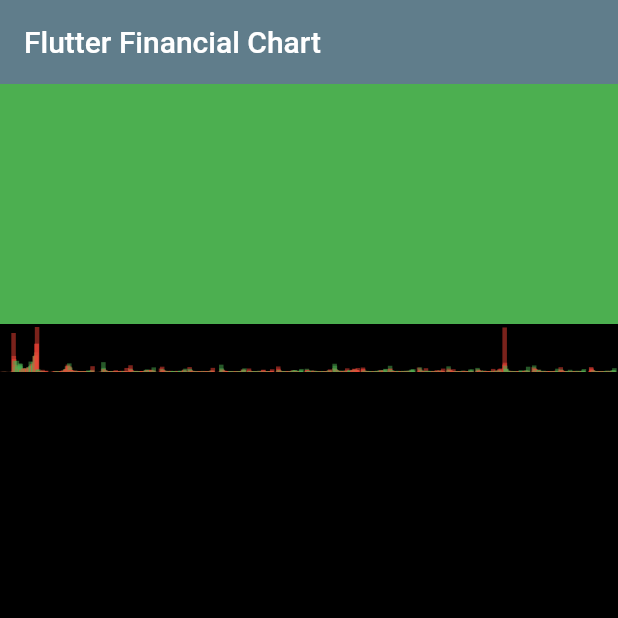
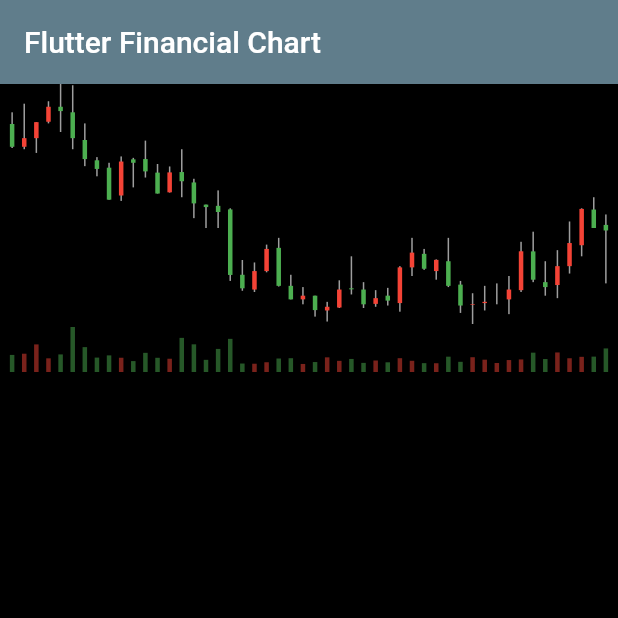
Before and after one commit to hamed-rezaee/flutter_financial_chart, a Flutter app: the screen it shows after launch, on a phone screen of 412 x 824 dp, the top half of it. Run offline on Flutter 3.47's test engine with Material 2 defaults, Android fonts, the light colour scheme and no system bars.

Commit message:
finalize line and candle chart painter

```diff
--- a/lib/data/models/candlestick_model.dart
+++ b/lib/data/models/candlestick_model.dart
@@ -2,6 +2,7 @@ import 'dart:convert';
 
 class CandleStickModel {
   CandleStickModel({
+    required this.time,
     required this.open,
     required this.high,
     required this.low,
@@ -9,8 +10,9 @@ class CandleStickModel {
     required this.volume,
   });
 
-  factory CandleStickModel.fromMap(Map<String, dynamic> json) =>
+  factory CandleStickModel.fromMap(DateTime time, Map<String, dynamic> json) =>
       CandleStickModel(
+        time: time,
         open: double.parse(json["open"]),
         high: double.parse(json["high"]),
         low: double.parse(json["low"]),
@@ -18,9 +20,10 @@ class CandleStickModel {
         volume: double.parse(json["volume"]),
       );
 
-  factory CandleStickModel.fromJson(String data) =>
-      CandleStickModel.fromMap(json.decode(data));
+  factory CandleStickModel.fromJson(DateTime time, String data) =>
+      CandleStickModel.fromMap(time, json.decode(data));
 
+  final DateTime time;
   final double open;
   final double high;
   final double low;
--- a/lib/data/models/time_series_model.dart
+++ b/lib/data/models/time_series_model.dart
@@ -6,20 +6,23 @@ import 'package:flutter_financial_chart/data/models/meta_data_model.dart';
 class TimeSeriesModel {
   TimeSeriesModel({
     required this.metaData,
-    required this.timeSeries,
+    required this.candles,
   });
 
   final MetaDataModel metaData;
-  final Map<String, CandleStickModel> timeSeries;
+  final List<CandleStickModel> candles;
 
   factory TimeSeriesModel.fromMap(Map<String, dynamic> json) => TimeSeriesModel(
         metaData: MetaDataModel.fromMap(json["Meta Data"]),
-        timeSeries: Map.from(json["time_series"]).map(
-          (key, value) => MapEntry<String, CandleStickModel>(
-            key,
-            CandleStickModel.fromMap(value),
-          ),
-        ),
+        candles: Map.from(json["time_series"])
+            .map(
+              (key, value) => MapEntry(
+                key,
+                CandleStickModel.fromMap(DateTime.parse(key), value),
+              ),
+            )
+            .values
+            .toList(),
       );
 
   factory TimeSeriesModel.fromJson(String data) =>
--- a/lib/data/repositories/base_repository.dart
+++ b/lib/data/repositories/base_repository.dart
@@ -4,5 +4,7 @@ abstract class BaseRepository {
   Future<TimeSeriesModel> fetchTimeSeries({
     required String symbol,
     required int interval,
+    int page,
+    int pageSize,
   });
 }
--- a/lib/data/repositories/mock_repository.dart
+++ b/lib/data/repositories/mock_repository.dart
@@ -8,10 +8,20 @@ class MockRepository implements BaseRepository {
   Future<TimeSeriesModel> fetchTimeSeries({
     String symbol = 'IBM',
     int interval = 5,
+    int page = 1,
+    int pageSize = 50,
   }) async {
-    String rowData = await rootBundle
-        .loadString('assets/mock_data/symbol_ibm/${interval}_min.json');
+    TimeSeriesModel timeSeries = TimeSeriesModel.fromJson(
+      await rootBundle
+          .loadString('assets/mock_data/symbol_ibm/${interval}_min.json'),
+    );
 
-    return TimeSeriesModel.fromJson(rowData);
+    return TimeSeriesModel(
+      metaData: timeSeries.metaData,
+      candles: timeSeries.candles.sublist(
+        (page - 1) * pageSize,
+        page * pageSize,
+      ),
+    );
   }
 }
--- a/lib/presentation/pages/home_page.dart
+++ b/lib/presentation/pages/home_page.dart
@@ -1,6 +1,7 @@
 import 'package:flutter/material.dart';
 import 'package:flutter_financial_chart/data/models/time_series_model.dart';
 import 'package:flutter_financial_chart/data/repositories/mock_repository.dart';
+import 'package:flutter_financial_chart/presentation/widgets/candle_chart/candle_chart_painter.dart';
 
 import 'package:flutter_financial_chart/presentation/widgets/line_chart/line_chart_painter.dart';
 
@@ -14,31 +15,38 @@ class HomePage extends StatelessWidget {
         backgroundColor: Colors.black,
         appBar: AppBar(elevation: 0, title: Text(title)),
         body: Center(
-          child: Column(
-            children: <Widget>[
-              Container(
-                height: 160,
-                color: Colors.green,
-              ),
-              const SizedBox(height: 2),
-              SizedBox(
-                height: 30,
           child: FutureBuilder<TimeSeriesModel>(
-                  future: MockRepository().fetchTimeSeries(),
+            future: MockRepository().fetchTimeSeries(page: 2, pageSize: 50),
             builder: (
               BuildContext context,
               AsyncSnapshot<TimeSeriesModel> snapshot,
             ) =>
-                      CustomPaint(
+                Column(
+              children: <Widget>[
+                SizedBox(
+                  width: double.infinity,
+                  height: 160,
+                  child: CustomPaint(
+                    size: Size.infinite,
+                    painter: CandleChartPainter(
+                      timeSeries: snapshot.data?.candles,
+                    ),
+                  ),
+                ),
+                const SizedBox(height: 2),
+                SizedBox(
+                  width: double.infinity,
+                  height: 30,
+                  child: CustomPaint(
                     size: Size.infinite,
                     painter: LineChartPainter(
-                      timeSeries: snapshot.data?.timeSeries,
-                    ),
+                      timeSeries: snapshot.data?.candles,
                     ),
                   ),
                 ),
               ],
             ),
           ),
+        ),
       );
 }
--- /dev/null
+++ b/lib/presentation/widgets/candle_chart/candle_chart_painter.dart
@@ -0,0 +1,92 @@
+import 'dart:math' as math;
+
+import 'package:flutter/material.dart';
+
+import 'package:flutter_financial_chart/data/models/candlestick_model.dart';
+import 'package:flutter_financial_chart/presentation/widgets/candle_chart/candle_model.dart';
+
+class CandleChartPainter extends CustomPainter {
+  CandleChartPainter({
+    this.timeSeries,
+    Paint? wickPaint,
+    Paint? gainPaint,
+    Paint? lossPaint,
+    double? wickWidth,
+    double? candleWidth,
+  })  : _wickPaint = wickPaint ?? Paint()
+          ..color = Colors.grey,
+        _gainPaint = gainPaint ?? Paint()
+          ..color = Colors.green,
+        _lossPaint = lossPaint ?? Paint()
+          ..color = Colors.red,
+        _wickWidth = wickWidth ?? 1,
+        _candleWidth = candleWidth ?? 3;
+
+  final List<CandleStickModel>? timeSeries;
+  final Paint _wickPaint;
+  final Paint _gainPaint;
+  final Paint _lossPaint;
+  final double _wickWidth;
+  final double _candleWidth;
+
+  @override
+  void paint(Canvas canvas, Size size) {
+    if (timeSeries == null) {
+      return;
+    }
+
+    final List<CandleModel> candles = _generateCandles(size);
+
+    for (final CandleModel candle in candles) {
+      canvas.drawRect(
+        Rect.fromLTRB(
+          candle.centerX - (_wickWidth / 2),
+          size.height - candle.wickHighY,
+          candle.centerX + (_wickWidth / 2),
+          size.height - candle.wickLowY,
+        ),
+        _wickPaint,
+      );
+
+      canvas.drawRect(
+        Rect.fromLTRB(
+            candle.centerX - (_candleWidth / 2),
+            size.height - candle.candleHighY,
+            candle.centerX + (_candleWidth / 2),
+            size.height - candle.candleLowY),
+        candle.candlePaint,
+      );
+    }
+  }
+
+  List<CandleModel> _generateCandles(Size size) {
+    final double pixelPerWidth = size.width / (timeSeries!.length + 1);
+    final double maxHigh =
+        timeSeries!.map((item) => item.high).reduce(math.max);
+    final double minLow = timeSeries!.map((item) => item.low).reduce(math.min);
+    final double pixelPerHigh = size.height / (maxHigh - minLow);
+
+    List<CandleModel> candles = [];
+
+    for (int i = 0; i < timeSeries!.length; i++) {
+      final CandleStickModel currentElement = timeSeries![i];
+      final bool isGain = currentElement.open < currentElement.close;
+
+      candles.add(
+        CandleModel(
+          centerX: (i + 1) * pixelPerWidth,
+          wickHighY: (currentElement.high - minLow) * pixelPerHigh,
+          wickLowY: (currentElement.low - minLow) * pixelPerHigh,
+          candleHighY: (currentElement.open - minLow) * pixelPerHigh,
+          candleLowY: (currentElement.close - minLow) * pixelPerHigh,
+          candlePaint: isGain ? _gainPaint : _lossPaint,
+        ),
+      );
+    }
+
+    return candles;
+  }
+
+  @override
+  bool shouldRepaint(covariant CustomPainter oldDelegate) => true;
+}
--- /dev/null
+++ b/lib/presentation/widgets/candle_chart/candle_model.dart
@@ -0,0 +1,19 @@
+import 'package:flutter/material.dart';
+
+class CandleModel {
+  CandleModel({
+    required this.centerX,
+    required this.wickHighY,
+    required this.wickLowY,
+    required this.candleHighY,
+    required this.candleLowY,
+    required this.candlePaint,
+  });
+
+  final double centerX;
+  final double wickHighY;
+  final double wickLowY;
+  final double candleHighY;
+  final double candleLowY;
+  final Paint candlePaint;
+}
--- a/lib/presentation/widgets/line_chart/line_chart_painter.dart
+++ b/lib/presentation/widgets/line_chart/line_chart_painter.dart
@@ -3,7 +3,7 @@ import 'dart:math' as math;
 import 'package:flutter/material.dart';
 
 import 'package:flutter_financial_chart/data/models/candlestick_model.dart';
-import 'package:flutter_financial_chart/presentation/widgets/line_chart/line_chart_model.dart';
+import 'package:flutter_financial_chart/presentation/widgets/line_chart/line_model.dart';
 
 class LineChartPainter extends CustomPainter {
   LineChartPainter({
@@ -15,7 +15,7 @@ class LineChartPainter extends CustomPainter {
         _lossPaint = lossPaint ?? Paint()
           ..color = Colors.red.withOpacity(0.5);
 
-  final Map<String, CandleStickModel>? timeSeries;
+  final List<CandleStickModel>? timeSeries;
   final Paint _gainPaint;
   final Paint _lossPaint;
 
@@ -25,9 +25,9 @@ class LineChartPainter extends CustomPainter {
       return;
     }
 
-    final List<LineChartModel> bars = _generateBars(size);
+    final List<LineModel> bars = _generateBars(size);
 
-    for (final LineChartModel bar in bars) {
+    for (final LineModel bar in bars) {
       canvas.drawRect(
         Rect.fromLTWH(
           bar.centerX - (bar.width / 2),
@@ -40,23 +40,21 @@ class LineChartPainter extends CustomPainter {
     }
   }
 
-  List<LineChartModel> _generateBars(Size size) {
-    final double pixelPerWidth = size.width / (timeSeries!.keys.length + 1);
-    final double pixelPerHigh = size.height /
-        timeSeries!.values.map((item) => item.volume).reduce(math.max);
+  List<LineModel> _generateBars(Size size) {
+    final double pixelPerWidth = size.width / (timeSeries!.length + 1);
+    final double pixelPerHigh =
+        size.height / timeSeries!.map((item) => item.volume).reduce(math.max);
 
-    List<LineChartModel> bars = [];
+    List<LineModel> bars = [];
 
-    for (int i = 0; i < timeSeries!.entries.length; i++) {
-      final MapEntry<String, CandleStickModel> currentElement =
-          timeSeries!.entries.elementAt(i);
-      final bool isGain = currentElement.value.open <
-          timeSeries!.entries.elementAt(i).value.close;
+    for (int i = 0; i < timeSeries!.length; i++) {
+      final CandleStickModel currentElement = timeSeries![i];
+      final bool isGain = currentElement.open < currentElement.close;
 
       bars.add(
-        LineChartModel(
+        LineModel(
           width: 3,
-          height: currentElement.value.volume * pixelPerHigh,
+          height: currentElement.volume * pixelPerHigh,
           centerX: (i + 1) * pixelPerWidth,
           paint: isGain ? _gainPaint : _lossPaint,
         ),
--- a/lib/presentation/widgets/line_chart/line_chart_model.dart
+++ b/lib/presentation/widgets/line_chart/line_model.dart
@@ -1,7 +1,7 @@
 import 'package:flutter/material.dart';
 
-class LineChartModel {
-  LineChartModel({
+class LineModel {
+  LineModel({
     required this.width,
     required this.height,
     required this.centerX,
```
Lines whose indentation alone changed are shown as unchanged.
